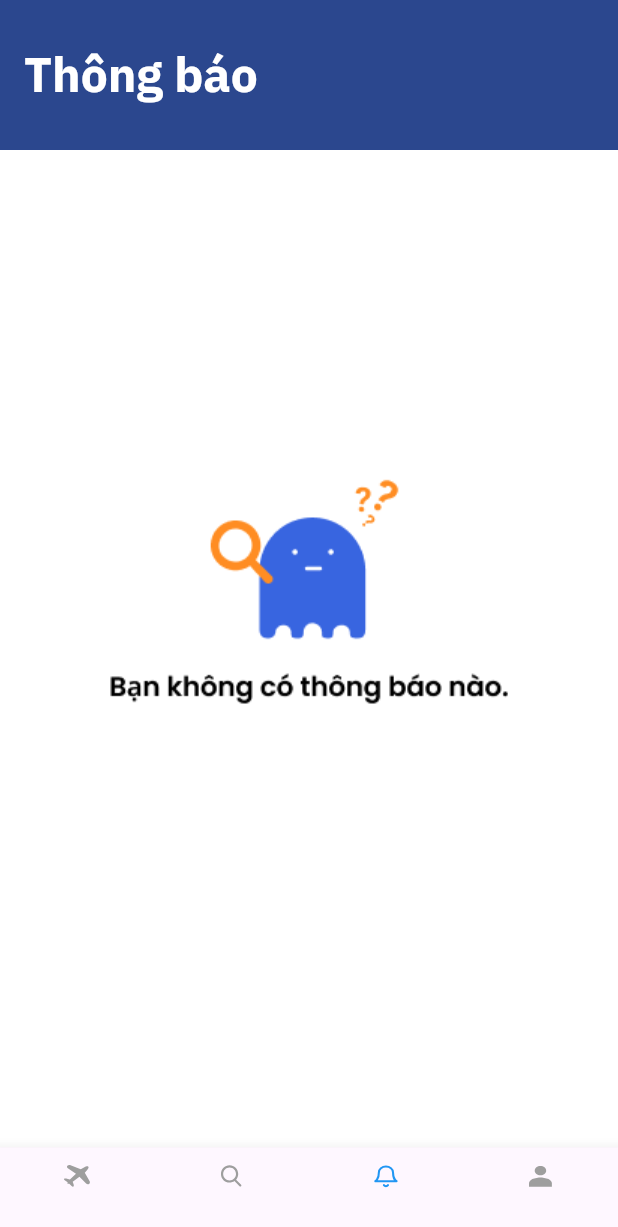
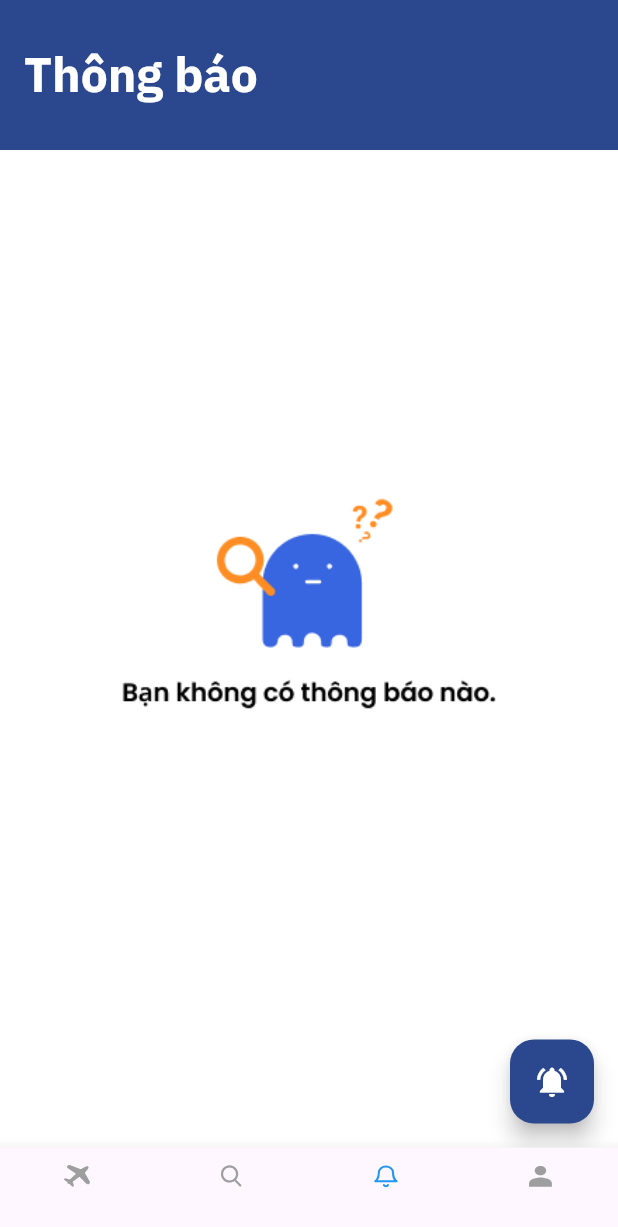
Before and after one commit to uyenng-en/fast_travel_app, a Flutter app: the screen it shows after launch, item 3 of the bottom bar chosen, on a phone screen of 412 x 824 dp. Shown: the top 1227 px of the screen. Run offline on Flutter 3.47's test engine with Material 3 defaults, Android fonts, the phone set to English and light mode, and no system bars; our stand-ins replace flutter_svg, shared_preferences, sqflite; accounts and stored records are empty; network calls fail; project files that could hold a hidden picture were left out.

Commit message:
Update notification screen

```diff
--- a/lib/screen/notification_screen.dart
+++ b/lib/screen/notification_screen.dart
@@ -1,65 +1,121 @@
-import 'package:fast_travel_app/widgets/notification_card.dart';
-import 'package:fast_travel_app/widgets/sub_app_bar.dart';
 import 'package:flutter/material.dart';
 import '../config/default.dart';
+import 'package:fast_travel_app/widgets/sub_app_bar.dart';
 
-class NotificationScreen extends StatelessWidget {
+// Giả sử NotificationCard được định nghĩa ở đây hoặc import vào
+// (Mình tạm thời viết logic này để code không lỗi)
+
+class NotificationScreen extends StatefulWidget {
   const NotificationScreen({super.key});
 
   @override
+  State<NotificationScreen> createState() => _NotificationScreenState();
+}
+
+class _NotificationScreenState extends State<NotificationScreen> {
+  // 1. Biến trạng thái để kiểm soát việc hiển thị
+  bool hasNotification = false;
+
+  @override
   Widget build(BuildContext context) {
-    //Notif off
     return Scaffold(
       appBar: const SubAppBar(title: "Thông báo"),
-      body: Container(
-        color: colorBackground,
-        child: Center(
+      backgroundColor: colorBackground,
+
+      // 2. Dùng toán tử điều kiện để hiển thị body
+      body: hasNotification ? _buildNotificationList() : _buildEmptyState(),
+
+      // 3. Nút bấm tạm thời để bạn test bật/tắt
+      floatingActionButton: FloatingActionButton(
+        backgroundColor: colorPrimary,
+        onPressed: () {
+          setState(() {
+            hasNotification = !hasNotification; // Đảo ngược trạng thái
+          });
+        },
+        child: Icon(
+          hasNotification ? Icons.notifications_off : Icons.notifications_active,
+          color: Colors.white,
+        ),
+      ),
+    );
+  }
+
+  // Giao diện khi CHƯA có thông báo
+  Widget _buildEmptyState() {
+    return Center(
       child: Padding(
         padding: const EdgeInsets.fromLTRB(16, 16, 16, 64),
         child: Column(
           mainAxisAlignment: MainAxisAlignment.center,
-              crossAxisAlignment: CrossAxisAlignment.center,
           children: [
             Image.asset(
               "assets/images/img_no_notifications.png",
-                  width: 300,
-                  height: 300,
+              width: 250,
+              height: 250,
             ),
-                const SizedBox(height: 32),
+            const SizedBox(height: 16),
+
           ],
         ),
       ),
+    );
+  }
+
+  // Giao diện khi ĐÃ có thông báo
+  Widget _buildNotificationList() {
+    return ListView( // Dùng ListView để có thể cuộn nếu nhiều thông báo
+      padding: const EdgeInsets.all(16),
+      children: [
+        // Đây là cái Card bạn đã comment, mình mở ra và bọc lại
+        _buildNotificationCard(
+          title: "Phiếu giảm giá 10% cho người dùng mới",
+          description: "Giảm đến 75,000 cho lần đặt vé máy bay đầu tiên và nhiều phần quà giá trị khác. Hãy nhanh tay chốt ngay!",
+          time: "22:03",
+          date: "01-02-2026",
+          onTap: () => print("Notification clicked"),
+        ),
+      ],
+    );
+  }
+
+  // Hàm phụ trợ tạo Card (vì bạn chưa cung cấp file NotificationCard)
+  Widget _buildNotificationCard({
+    required String title,
+    required String description,
+    required String time,
+    required String date,
+    required VoidCallback onTap,
+  }) {
+    return GestureDetector(
+      onTap: onTap,
+      child: Container(
+        margin: const EdgeInsets.only(bottom: 12),
+        padding: const EdgeInsets.all(16),
+        decoration: BoxDecoration(
+          color: Colors.white,
+          borderRadius: BorderRadius.circular(12),
+          boxShadow: [
+            BoxShadow(color: Colors.black.withOpacity(0.05), blurRadius: 10, offset: const Offset(0, 4)),
+          ],
+        ),
+        child: Column(
+          crossAxisAlignment: CrossAxisAlignment.start,
+          children: [
+            Text(title, style: const TextStyle(fontWeight: FontWeight.bold, fontSize: 15)),
+            const SizedBox(height: 8),
+            Text(description, style: const TextStyle(color: Colors.grey, fontSize: 13)),
+            const SizedBox(height: 12),
+            Row(
+              mainAxisAlignment: MainAxisAlignment.spaceBetween,
+              children: [
+                Text(date, style: const TextStyle(color: Colors.black45, fontSize: 11)),
+                Text(time, style: const TextStyle(color: Colors.black45, fontSize: 11)),
+              ],
+            ),
+          ],
         ),
       ),
     );
-
-    //Notif on
-    // return Scaffold(
-    //   appBar: const SubAppBar(title: "Thông báo"),
-    //   body: Container(
-    //     color: colorBackground,
-    //     child: Center(
-    //       child: Padding(
-    //         padding: const EdgeInsets.fromLTRB(16, 16, 16, 64),
-    //         child: Column(
-    //           mainAxisAlignment: MainAxisAlignment.start,
-    //           crossAxisAlignment: CrossAxisAlignment.start,
-    //           children: [
-    //             NotificationCard(
-    //               title: "Phiếu giảm giá 10% cho người dùng mới",
-    //               description:
-    //                   "Giảm đến 75,000 cho lần đặt vé máy bay đầu tiên và nhiều phần quà giá trị khác. Hãy nhanh tay chốt ngay!",
-    //               time: "22:03",
-    //               date: "01-02-2026",
-    //               onTap: () {
-    //                 print("Notification clicked");
-    //               },
-    //             ),
-    //           ],
-    //         ),
-    //       ),
-    //     ),
-    //   ),
-    // );
   }
 }
```
Lines whose indentation alone changed are shown as unchanged.
